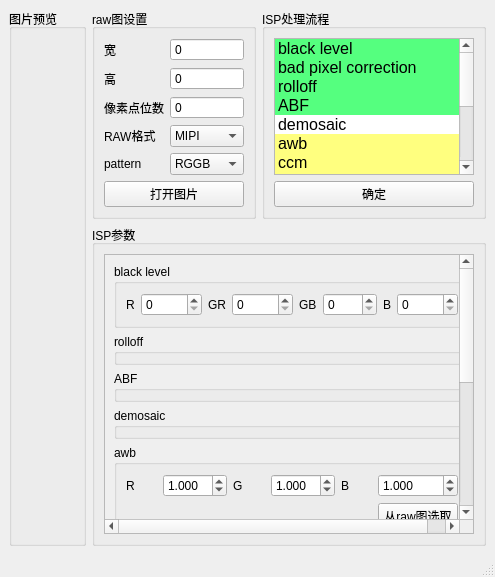
Above: tools/rawimageeditor/rawimageeditor_window.ui from xiaoqinxing/ImageTools before the change. Below: the same form after it.
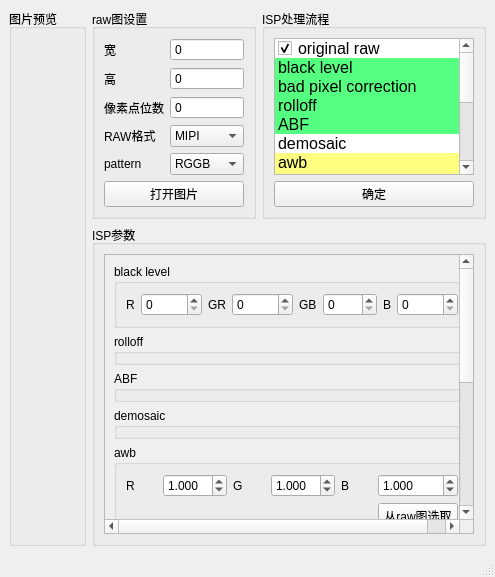
That is the form after the change.

The edit to the form file:
```diff
--- a/tools/rawimageeditor/rawimageeditor_window.ui
+++ b/tools/rawimageeditor/rawimageeditor_window.ui
@@ -230,6 +230,17 @@
              <property name="sortingEnabled">
               <bool>false</bool>
              </property>
+             <item>
+              <property name="text">
+               <string>original raw</string>
+              </property>
+              <property name="checkState">
+               <enum>Checked</enum>
+              </property>
+              <property name="flags">
+               <set>ItemIsSelectable|ItemIsEnabled</set>
+              </property>
+             </item>
              <item>
               <property name="text">
                <string>black level</string>
@@ -331,6 +342,9 @@
               <property name="checkState">
                <enum>Unchecked</enum>
               </property>
+              <property name="flags">
+               <set>ItemIsSelectable|ItemIsDragEnabled|ItemIsEnabled</set>
+              </property>
              </item>
              <item>
               <property name="text">
```
